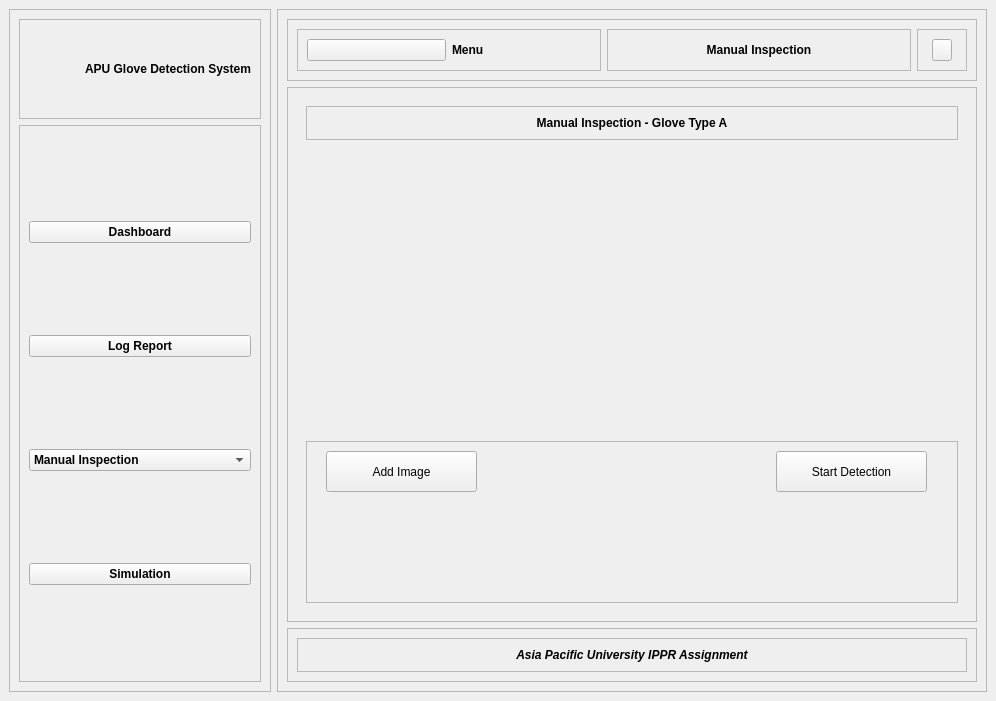
Before: the Qt Designer form UI_Design/manual_inspection_screen.ui in JJLee2910/Glove-Defect-Detection-System, drawn with Qt 5.
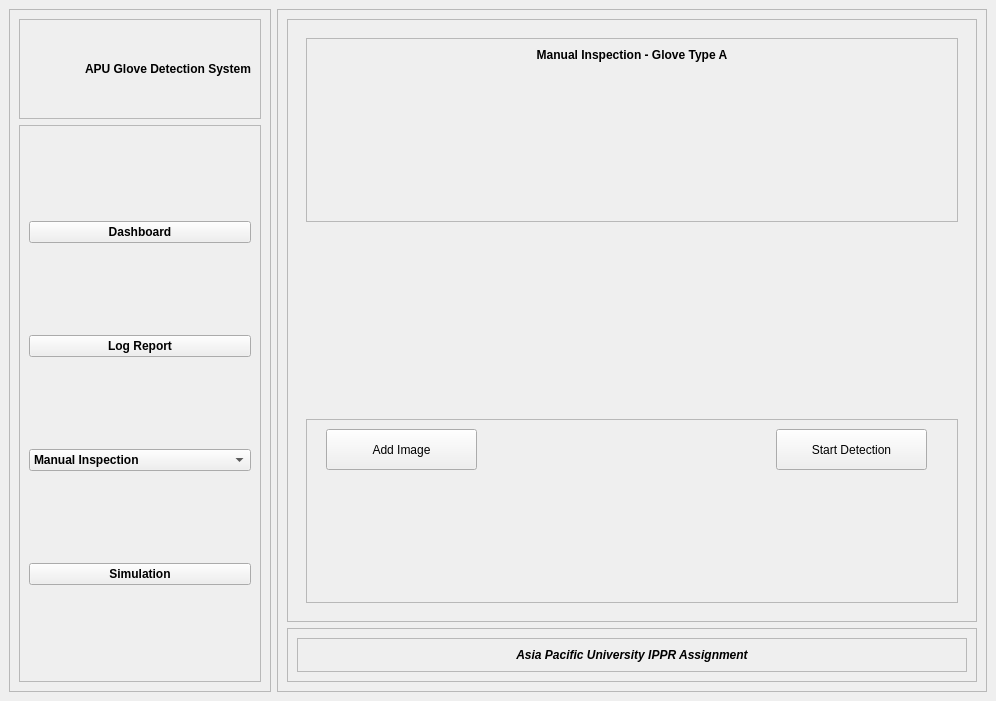
After: the same form once the commit is applied. Icons and pictures are not drawn.

Patch:
```diff
--- a/UI_Design/manual_inspection_screen.ui
+++ b/UI_Design/manual_inspection_screen.ui
@@ -223,129 +223,6 @@
        <enum>QFrame::Raised</enum>
       </property>
       <layout class="QVBoxLayout" name="verticalLayout_3">
-       <item>
-        <widget class="QFrame" name="dashboard_widget_frame">
-         <property name="frameShape">
-          <enum>QFrame::StyledPanel</enum>
-         </property>
-         <property name="frameShadow">
-          <enum>QFrame::Raised</enum>
-         </property>
-         <layout class="QHBoxLayout" name="horizontalLayout_3">
-          <item>
-           <widget class="QFrame" name="back_menu_frame">
-            <property name="frameShape">
-             <enum>QFrame::StyledPanel</enum>
-            </property>
-            <property name="frameShadow">
-             <enum>QFrame::Raised</enum>
-            </property>
-            <layout class="QHBoxLayout" name="horizontalLayout_4">
-             <item>
-              <widget class="QPushButton" name="back_button">
-               <property name="text">
-                <string/>
-               </property>
-               <property name="icon">
-                <iconset resource="resources.qrc">
-                 <normaloff>:/icons/icons/back.png</normaloff>:/icons/icons/back.png</iconset>
-               </property>
-              </widget>
-             </item>
-             <item>
-              <widget class="QLabel" name="menu_label">
-               <property name="font">
-                <font>
-                 <weight>75</weight>
-                 <bold>true</bold>
-                </font>
-               </property>
-               <property name="text">
-                <string>Menu</string>
-               </property>
-              </widget>
-             </item>
-            </layout>
-           </widget>
-          </item>
-          <item>
-           <widget class="QFrame" name="dashboard_title_frame">
-            <property name="frameShape">
-             <enum>QFrame::StyledPanel</enum>
-            </property>
-            <property name="frameShadow">
-             <enum>QFrame::Raised</enum>
-            </property>
-            <layout class="QVBoxLayout" name="verticalLayout_4">
-             <item>
-              <widget class="QLabel" name="dashboard_label">
-               <property name="font">
-                <font>
-                 <weight>75</weight>
-                 <bold>true</bold>
-                </font>
-               </property>
-               <property name="text">
-                <string>Manual Inspection</string>
-               </property>
-               <property name="alignment">
-                <set>Qt::AlignCenter</set>
-               </property>
-              </widget>
-             </item>
-            </layout>
-           </widget>
-          </item>
-          <item>
-           <widget class="QFrame" name="close_button_frame">
-            <property name="minimumSize">
-             <size>
-              <width>30</width>
-              <height>30</height>
-             </size>
-            </property>
-            <property name="maximumSize">
-             <size>
-              <width>50</width>
-              <height>50</height>
-             </size>
-            </property>
-            <property name="frameShape">
-             <enum>QFrame::StyledPanel</enum>
-            </property>
-            <property name="frameShadow">
-             <enum>QFrame::Raised</enum>
-            </property>
-            <layout class="QHBoxLayout" name="horizontalLayout_5">
-             <item>
-              <widget class="QPushButton" name="closeButton">
-               <property name="minimumSize">
-                <size>
-                 <width>20</width>
-                 <height>20</height>
-                </size>
-               </property>
-               <property name="maximumSize">
-                <size>
-                 <width>20</width>
-                 <height>35</height>
-                </size>
-               </property>
-               <property name="text">
-                <string/>
-               </property>
-               <property name="icon">
-                <iconset resource="resources.qrc">
-                 <normaloff>:/icons/icons/clear.png</normaloff>:/icons/icons/clear.png</iconset>
-               </property>
-              </widget>
-             </item>
-            </layout>
-           </widget>
-          </item>
-         </layout>
-        </widget>
-       </item>
        <item>
         <widget class="QFrame" name="chart_frame">
          <property name="frameShape">
@@ -362,7 +239,7 @@
             </property>
             <widget class="QWidget" name="page">
              <layout class="QVBoxLayout" name="verticalLayout_6">
-              <item alignment="Qt::AlignTop">
+              <item>
                <widget class="QFrame" name="defect_chart_frame">
                 <property name="frameShape">
                  <enum>QFrame::StyledPanel</enum>
```
